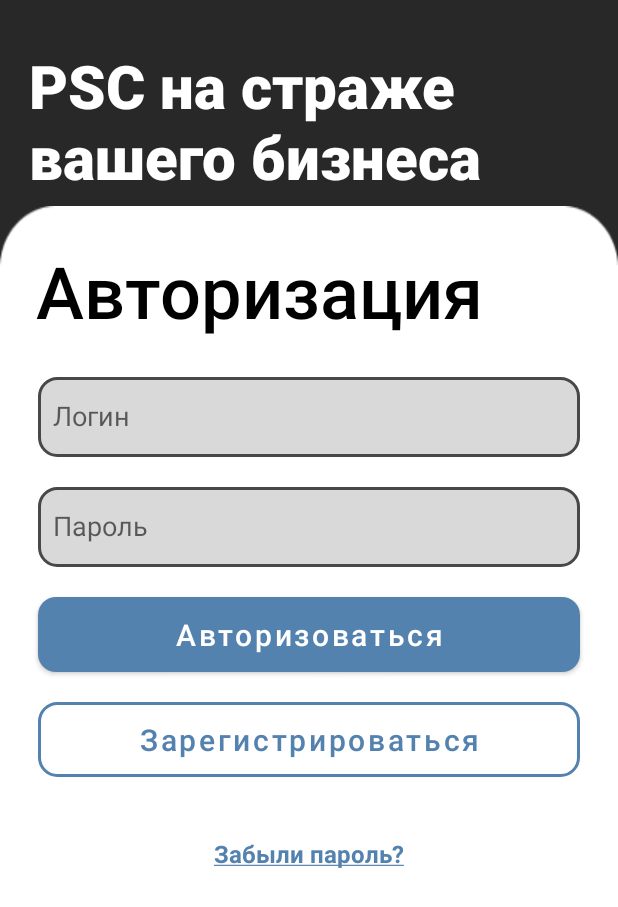
After one commit to ReevesKKO/Clients-mobile-application-PSC, an Android app: the LoginActivity screen opened directly, with no data from a screen before it, on a phone screen of 412 x 824 dp. The commit adds this screen. Shown: the top 907 px of the screen. Run offline under Robolectric (Android 15) with nearby library versions, the phone set to English and light mode, and no system bars.

Commit message:
Login + JWT(Start)

```diff
--- /dev/null
+++ b/app/src/main/res/drawable/button_border.xml
@@ -0,0 +1,12 @@
+<shape
+    xmlns:android="http://schemas.android.com/apk/res/android"
+    android:shape="rectangle">
+    <solid
+        android:color="@color/dark_blue"/>
+
+    <corners
+        android:bottomRightRadius="12dp"
+        android:bottomLeftRadius="12dp"
+        android:topLeftRadius="12dp"
+        android:topRightRadius="12dp"/>
+</shape>
--- /dev/null
+++ b/app/src/main/res/drawable/button_transparent_border.xml
@@ -0,0 +1,16 @@
+<shape
+    xmlns:android="http://schemas.android.com/apk/res/android"
+    android:shape="rectangle">
+    <solid
+        android:color="@android:color/transparent"/>
+
+    <corners
+        android:bottomRightRadius="12dp"
+        android:bottomLeftRadius="12dp"
+        android:topLeftRadius="12dp"
+        android:topRightRadius="12dp"/>
+
+    <stroke
+        android:color="@color/dark_blue"
+        android:width="2dp"/>
+</shape>
--- /dev/null
+++ b/app/src/main/res/drawable/et_border.xml
@@ -0,0 +1,15 @@
+<shape
+    xmlns:android="http://schemas.android.com/apk/res/android"
+    android:shape="rectangle">
+    <solid
+        android:color="@color/light_grey_background_et"/>
+
+    <corners
+        android:bottomRightRadius="12dp"
+        android:bottomLeftRadius="12dp"
+        android:topLeftRadius="12dp"
+        android:topRightRadius="12dp"/>
+    <stroke
+        android:color="@color/grey_stroke"
+        android:width="2dp"/>
+</shape>
--- /dev/null
+++ b/app/src/main/res/layout/activity_login.xml
@@ -0,0 +1,130 @@
+<?xml version="1.0" encoding="utf-8"?>
+<androidx.constraintlayout.widget.ConstraintLayout xmlns:android="http://schemas.android.com/apk/res/android"
+    xmlns:app="http://schemas.android.com/apk/res-auto"
+    xmlns:tools="http://schemas.android.com/tools"
+    android:layout_width="match_parent"
+    android:layout_height="match_parent"
+    android:background="@color/dark_grey"
+    tools:context=".LoginActivity">
+
+    <TextView
+        android:id="@+id/tvAuthLoginTitle"
+        android:layout_width="0dp"
+        android:layout_height="wrap_content"
+        android:layout_marginStart="19dp"
+        android:layout_marginTop="30dp"
+        android:layout_marginEnd="20dp"
+        android:fontFamily="sans-serif-black"
+        android:text="@string/PSC_text_l_and_reg"
+        android:textColor="@color/white"
+        android:textSize="40sp"
+        app:layout_constraintEnd_toEndOf="parent"
+        app:layout_constraintStart_toStartOf="parent"
+        app:layout_constraintTop_toTopOf="parent" />
+
+    <View
+        android:id="@+id/view"
+        android:layout_width="0dp"
+        android:layout_height="0dp"
+        android:layout_marginTop="6dp"
+        android:background="@drawable/login_reg_background"
+        app:layout_constraintBottom_toBottomOf="parent"
+        app:layout_constraintEnd_toEndOf="parent"
+        app:layout_constraintStart_toStartOf="parent"
+        app:layout_constraintTop_toBottomOf="@+id/tvAuthLoginTitle"
+        app:layout_constraintVertical_bias="0.0" />
+
+    <TextView
+        android:id="@+id/tvAuthTitle"
+        android:layout_width="wrap_content"
+        android:layout_height="wrap_content"
+        android:layout_marginStart="24dp"
+        android:layout_marginTop="24dp"
+        android:fontFamily="sans-serif-medium"
+        android:text="@string/auth_title"
+        android:textColor="@color/black"
+        android:textSize="48sp"
+        app:layout_constraintStart_toStartOf="@+id/view"
+        app:layout_constraintTop_toTopOf="@+id/view" />
+
+    <EditText
+        android:id="@+id/etAuthLogin"
+        android:layout_width="0dp"
+        android:layout_height="53dp"
+        android:layout_marginStart="25dp"
+        android:layout_marginTop="25dp"
+        android:layout_marginEnd="25dp"
+        android:background="@drawable/et_border"
+        android:ems="10"
+        android:hint="@string/login_hint"
+        android:includeFontPadding="false"
+        android:inputType="text"
+        android:paddingStart="10dp"
+        app:layout_constraintEnd_toEndOf="parent"
+        app:layout_constraintStart_toStartOf="parent"
+        app:layout_constraintTop_toBottomOf="@+id/tvAuthTitle" />
+
+    <EditText
+        android:id="@+id/etAuthPassword"
+        android:layout_width="0dp"
+        android:layout_height="53dp"
+        android:layout_marginStart="25dp"
+        android:layout_marginTop="20dp"
+        android:layout_marginEnd="25dp"
+        android:background="@drawable/et_border"
+        android:ems="10"
+        android:hint="@string/password_hint"
+        android:includeFontPadding="false"
+        android:inputType="textPassword"
+        android:paddingStart="10dp"
+        app:layout_constraintEnd_toEndOf="parent"
+        app:layout_constraintHorizontal_bias="1.0"
+        app:layout_constraintStart_toStartOf="parent"
+        app:layout_constraintTop_toBottomOf="@+id/etAuthLogin" />
+
+    <Button
+        android:id="@+id/btnLogIn"
+        android:layout_width="0dp"
+        android:layout_height="50dp"
+        android:layout_marginStart="25dp"
+        android:layout_marginTop="20dp"
+        android:layout_marginEnd="25dp"
+        android:background="@drawable/button_border"
+        android:backgroundTint="@color/dark_blue"
+        android:text="@string/go_auth"
+        android:textSize="20sp"
+        app:layout_constraintEnd_toEndOf="parent"
+        app:layout_constraintHorizontal_bias="0.0"
+        app:layout_constraintStart_toStartOf="parent"
+        app:layout_constraintTop_toBottomOf="@+id/etAuthPassword" />
+
+    <Button
+        android:id="@+id/btnGoReg"
+        android:layout_width="0dp"
+        android:layout_height="50dp"
+        android:layout_marginStart="25dp"
+        android:layout_marginTop="20dp"
+        android:layout_marginEnd="25dp"
+        android:background="@drawable/button_transparent_border"
+        android:backgroundTint="@color/dark_blue"
+        android:text="@string/go_reg"
+        android:textColor="@color/dark_blue"
+        android:textSize="20sp"
+        app:layout_constraintEnd_toEndOf="parent"
+        app:layout_constraintStart_toStartOf="parent"
+        app:layout_constraintTop_toBottomOf="@+id/btnLogIn" />
+
+    <TextView
+        android:id="@+id/tvForgotPassword"
+        android:layout_width="wrap_content"
+        android:layout_height="wrap_content"
+        android:layout_marginTop="40dp"
+        android:text="@string/forgot_password"
+        android:textColor="@color/dark_blue"
+        android:textSize="16sp"
+        android:textStyle="bold"
+        app:layout_constraintEnd_toEndOf="parent"
+        app:layout_constraintStart_toStartOf="parent"
+        app:layout_constraintTop_toBottomOf="@+id/btnGoReg" />
+
+</androidx.constraintlayout.widget.ConstraintLayout>
--- a/app/src/main/res/values/colors.xml
+++ b/app/src/main/res/values/colors.xml
@@ -7,4 +7,9 @@
     <color name="teal_700">#FF018786</color>
     <color name="black">#FF000000</color>
     <color name="white">#FFFFFFFF</color>
+    <color name="dark_grey">#282828</color>
+    <color name="dark_blue">#5482AF</color>
+    <color name="blue">#64A9EE</color>
+    <color name="grey_stroke">#484848</color>
+    <color name="light_grey_background_et">#D9D9D9</color>
 </resources>
--- a/app/src/main/res/values/strings.xml
+++ b/app/src/main/res/values/strings.xml
@@ -1,3 +1,26 @@
 <resources>
     <string name="app_name">PSC Application</string>
+    <string name="ok_button_title">Ок</string>
+    <string name="btn_auth_text">Авторизоваться</string>
+    <string name="btn_yes">Да</string>
+    <string name="btn_no">Нет</string>
+    <string name="check_internet_connection">Не удалось установить соединение с сервером. Пожалуйста, проверьте подключение к интернету или повторите попытку позже.</string>
+    <string name="check_internet_connection_title">Проверьте подключение</string>
+    <string name="PSC">PSC</string>
+    <string name="are_you_sure">Подтвердите действие</string>
+    <string name="want_to_exit">Вы точно хотите выйти из учётной записи?</string>
+    <string name="PSC_text_l_and_reg">PSC на страже вашего бизнеса</string>
+    <string name="auth_title">Авторизация</string>
+    <string name="login_hint">Логин</string>
+    <string name="password_hint">Пароль</string>
+    <string name="forgot_password">Забыли пароль?</string>
+    <string name="go_auth">Авторизоваться</string>
+    <string name="go_reg">Зарегистрироваться</string>
+    <string name="go_further">Далее</string>
+    <string name="not_all_fields_are_filled_title">Не все поля заполнены</string>
+    <string name="not_all_fields_are_filled">Не все поля заполнены. Проверьте правильность заполнения.</string>
+    <string name="wrong_login_or_password">Неверный логин или пароль.</string>
+    <string name="no_login_found">Не найден пользователь с такими данными.</string>
+    <string name="unknown_error">Неизвестная ошибка.</string>
+    <string name="success_login">Успешная авторизация.</string>
 </resources>
--- a/app/src/main/res/values/themes.xml
+++ b/app/src/main/res/values/themes.xml
@@ -1,16 +1,17 @@
 <resources xmlns:tools="http://schemas.android.com/tools">
     <!-- Base application theme. -->
-    <style name="Theme.PSCApplication" parent="Theme.MaterialComponents.DayNight.DarkActionBar">
+    <style name="Theme.PSCApplication" parent="Theme.MaterialComponents.DayNight.NoActionBar">
         <!-- Primary brand color. -->
-        <item name="colorPrimary">@color/purple_500</item>
-        <item name="colorPrimaryVariant">@color/purple_700</item>
+        <item name="colorPrimaryVariant">@color/dark_grey</item>
+        <item name="colorPrimary">@color/dark_blue</item>
         <item name="colorOnPrimary">@color/white</item>
         <!-- Secondary brand color. -->
-        <item name="colorSecondary">@color/teal_200</item>
-        <item name="colorSecondaryVariant">@color/teal_700</item>
-        <item name="colorOnSecondary">@color/black</item>
+        <item name="colorSecondary">@color/blue</item>
+        <item name="colorSecondaryVariant">@color/dark_blue</item>
+        <item name="colorOnSecondary">@color/white</item>
         <!-- Status bar color. -->
         <item name="android:statusBarColor">?attr/colorPrimaryVariant</item>
         <!-- Customize your theme here. -->
+        <item name="android:textAllCaps">false</item>
     </style>
 </resources>
```
Also changed, not shown: app/src/main/AndroidManifest.xml (+7 -4 lines), app/src/main/java/com/example/pscapplication/BackHelper.java (added, +8 -0 lines), app/src/main/java/com/example/pscapplication/CheckInternetConnectionFragment.java (added, +25 -0 lines), app/src/main/java/com/example/pscapplication/ExitFromAppFragment.java (added, +34 -0 lines), app/src/main/java/com/example/pscapplication/JWTHelper.java (added, +87 -0 lines), app/src/main/java/com/example/pscapplication/LoginActivity.java (added, +229 -0 lines), app/src/main/java/com/example/pscapplication/NotAllFieldsAreFilledFragment.java (added, +25 -0 lines), app/src/main/java/com/example/pscapplication/PreloadActivity.java (+28 -9 lines), app/src/main/res/layout/activity_preload.xml (+28 -5 lines), app/src/main/res/drawable/login_reg_background.png (added).
